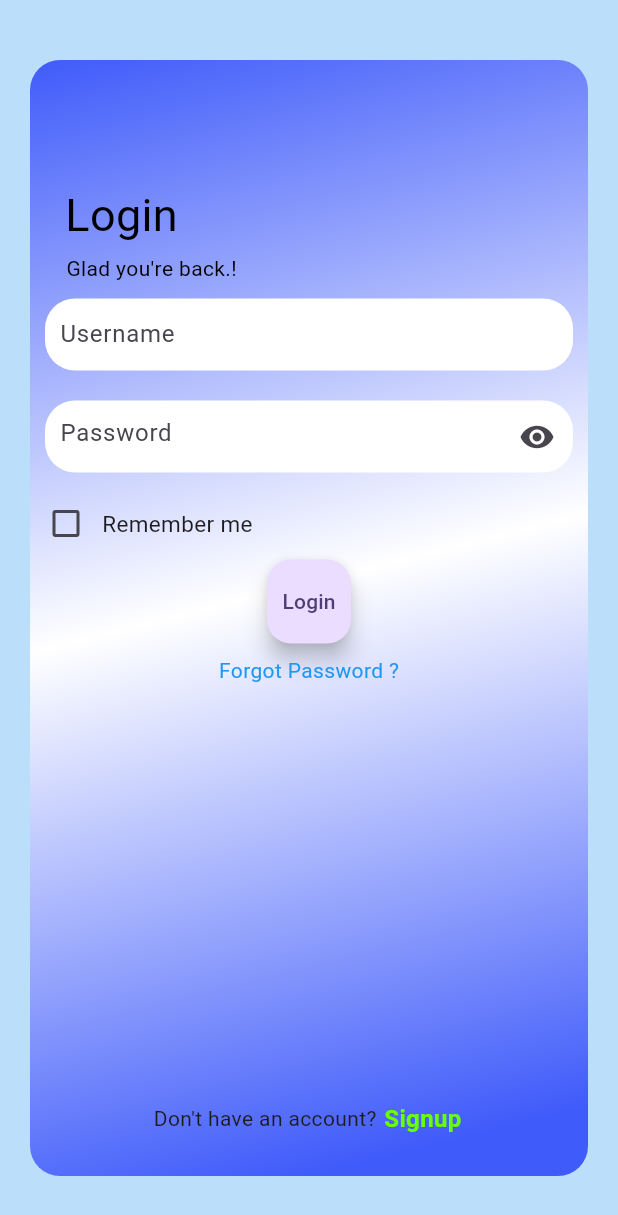
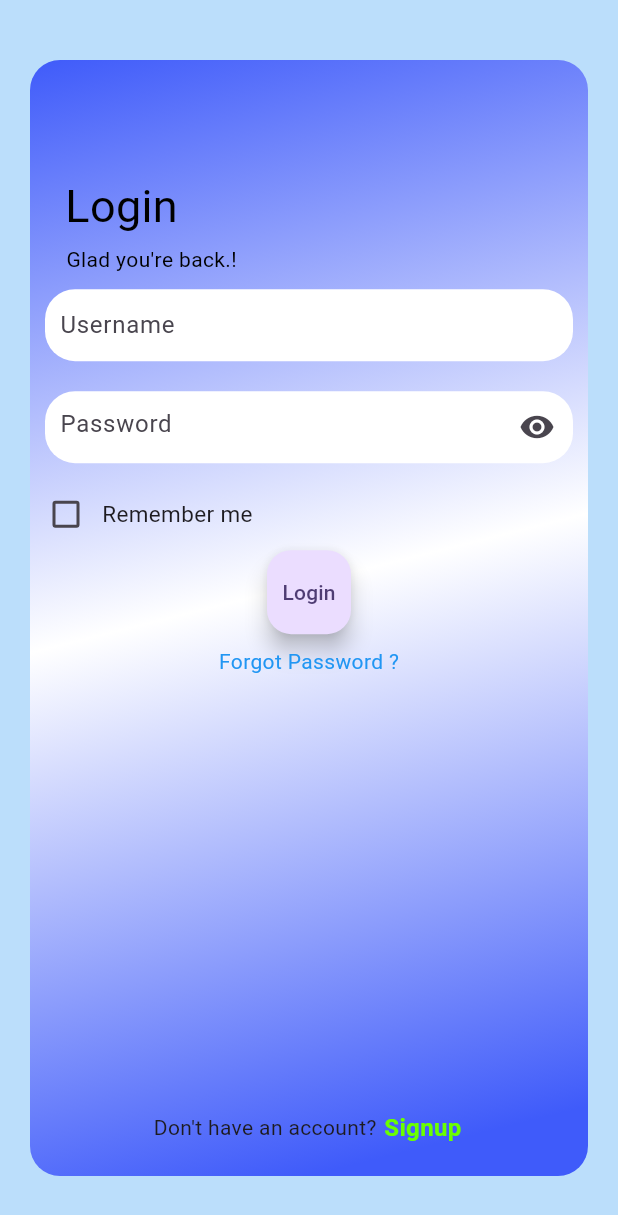
Before and after one commit to joysarkar18/gamaru-mobile-app, a Flutter app: the screen it shows after launch, after a tap on the "favorite" icon, on a phone screen of 412 x 824 dp. Shown: the top 1215 px of the screen. Run offline on Flutter 3.47's test engine with Material 2 defaults, Android fonts, the phone set to English and light mode, and no system bars; our stand-ins replace firebase_auth, firebase_core, get; accounts and stored records are empty.

Commit message:
size modified

```diff
--- a/lib/Screens/login_page.dart
+++ b/lib/Screens/login_page.dart
@@ -123,7 +123,7 @@ class Login extends StatelessWidget {
                 height: 265,
               ),
               Container(
-                margin: EdgeInsets.only(top: Get.height - 820),
+                margin: EdgeInsets.only(top: Get.height * 0.02),
                 child: Row(
                   children: [
                     SizedBox(
```
